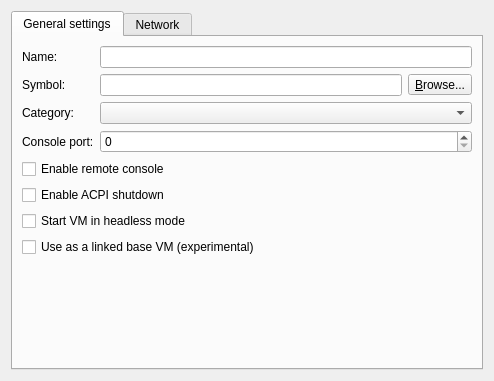
Qt form gns3/modules/vmware/ui/vmware_vm_configuration_page.ui (GNS3/gns3-gui) before a commit.
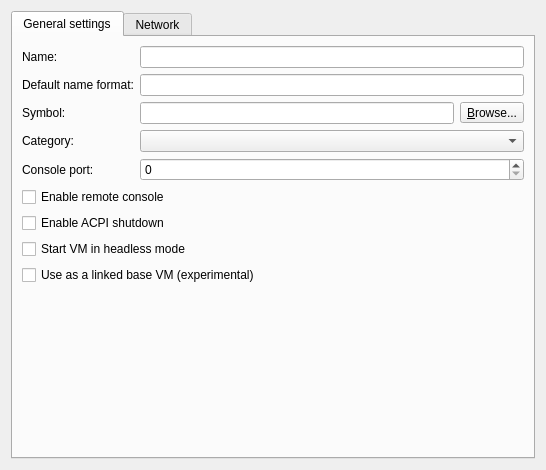
The same form after that commit.

Commit message: User configurable default name format for VMware and VirtualBox. Ref #748

Patch:
```diff
--- a/gns3/modules/vmware/ui/vmware_vm_configuration_page.ui
+++ b/gns3/modules/vmware/ui/vmware_vm_configuration_page.ui
@@ -6,8 +6,8 @@
    <rect>
     <x>0</x>
     <y>0</y>
-    <width>494</width>
-    <height>381</height>
+    <width>546</width>
+    <height>470</height>
    </rect>
   </property>
   <property name="windowTitle">
@@ -24,75 +24,10 @@
        <string>General settings</string>
       </attribute>
       <layout class="QGridLayout" name="gridLayout">
-       <item row="5" column="0" colspan="2">
-        <widget class="QCheckBox" name="uiACPIShutdownCheckBox">
-         <property name="text">
-          <string>Enable ACPI shutdown</string>
-         </property>
-        </widget>
-       </item>
-       <item row="2" column="1">
-        <widget class="QComboBox" name="uiCategoryComboBox"/>
-       </item>
-       <item row="1" column="0">
-        <widget class="QLabel" name="uiSymbolLabel">
-         <property name="text">
-          <string>Symbol:</string>
-         </property>
-        </widget>
-       </item>
-       <item row="3" column="0">
-        <widget class="QLabel" name="uiConsolePortLabel">
-         <property name="text">
-          <string>Console port:</string>
-         </property>
-        </widget>
-       </item>
        <item row="3" column="1">
-        <widget class="QSpinBox" name="uiConsolePortSpinBox">
-         <property name="maximum">
-          <number>65535</number>
-         </property>
-        </widget>
+        <widget class="QComboBox" name="uiCategoryComboBox"/>
        </item>
-       <item row="4" column="0" colspan="2">
-        <widget class="QCheckBox" name="uiEnableConsoleCheckBox">
-         <property name="text">
-          <string>Enable remote console</string>
-         </property>
-        </widget>
-       </item>
-       <item row="6" column="0" colspan="2">
-        <widget class="QCheckBox" name="uiHeadlessModeCheckBox">
-         <property name="text">
-          <string>Start VM in headless mode</string>
-         </property>
-         <property name="checked">
-          <bool>false</bool>
-         </property>
-        </widget>
-       </item>
-       <item row="7" column="0" colspan="2">
-        <widget class="QCheckBox" name="uiBaseVMCheckBox">
-         <property name="enabled">
-          <bool>true</bool>
-         </property>
-         <property name="text">
-          <string>Use as a linked base VM (experimental)</string>
-         </property>
-        </widget>
-       </item>
-       <item row="0" column="0">
-        <widget class="QLabel" name="uiNameLabel">
-         <property name="text">
-          <string>Name:</string>
-         </property>
-        </widget>
-       </item>
-       <item row="0" column="1">
-        <widget class="QLineEdit" name="uiNameLineEdit"/>
-       </item>
-       <item row="1" column="1">
+       <item row="2" column="1">
         <layout class="QHBoxLayout" name="horizontalLayout_7">
          <item>
           <widget class="QLineEdit" name="uiSymbolLineEdit"/>
@@ -110,13 +45,37 @@
         </layout>
        </item>
        <item row="2" column="0">
-        <widget class="QLabel" name="uiCategoryLabel">
+        <widget class="QLabel" name="uiSymbolLabel">
          <property name="text">
-          <string>Category:</string>
+          <string>Symbol:</string>
          </property>
         </widget>
        </item>
-       <item row="8" column="0">
+       <item row="0" column="0">
+        <widget class="QLabel" name="uiNameLabel">
+         <property name="text">
+          <string>Name:</string>
+         </property>
+        </widget>
+       </item>
+       <item row="8" column="0" colspan="2">
+        <widget class="QCheckBox" name="uiBaseVMCheckBox">
+         <property name="enabled">
+          <bool>true</bool>
+         </property>
+         <property name="text">
+          <string>Use as a linked base VM (experimental)</string>
+         </property>
+        </widget>
+       </item>
+       <item row="5" column="0" colspan="2">
+        <widget class="QCheckBox" name="uiEnableConsoleCheckBox">
+         <property name="text">
+          <string>Enable remote console</string>
+         </property>
+        </widget>
+       </item>
+       <item row="9" column="0">
         <spacer name="verticalSpacer">
          <property name="orientation">
           <enum>Qt::Vertical</enum>
@@ -129,6 +88,57 @@
          </property>
         </spacer>
        </item>
+       <item row="4" column="1">
+        <widget class="QSpinBox" name="uiConsolePortSpinBox">
+         <property name="maximum">
+          <number>65535</number>
+         </property>
+        </widget>
+       </item>
+       <item row="4" column="0">
+        <widget class="QLabel" name="uiConsolePortLabel">
+         <property name="text">
+          <string>Console port:</string>
+         </property>
+        </widget>
+       </item>
+       <item row="3" column="0">
+        <widget class="QLabel" name="uiCategoryLabel">
+         <property name="text">
+          <string>Category:</string>
+         </property>
+        </widget>
+       </item>
+       <item row="0" column="1">
+        <widget class="QLineEdit" name="uiNameLineEdit"/>
+       </item>
+       <item row="6" column="0" colspan="2">
+        <widget class="QCheckBox" name="uiACPIShutdownCheckBox">
+         <property name="text">
+          <string>Enable ACPI shutdown</string>
+         </property>
+        </widget>
+       </item>
+       <item row="7" column="0" colspan="2">
+        <widget class="QCheckBox" name="uiHeadlessModeCheckBox">
+         <property name="text">
+          <string>Start VM in headless mode</string>
+         </property>
+         <property name="checked">
+          <bool>false</bool>
+         </property>
+        </widget>
+       </item>
+       <item row="1" column="0">
+        <widget class="QLabel" name="uiDefaultNameFormatLabel">
+         <property name="text">
+          <string>Default name format:</string>
+         </property>
+        </widget>
+       </item>
+       <item row="1" column="1">
+        <widget class="QLineEdit" name="uiDefaultNameFormatLineEdit"/>
+       </item>
       </layout>
      </widget>
      <widget class="QWidget" name="tab_2">
```
The commit also changes 20 other files.
